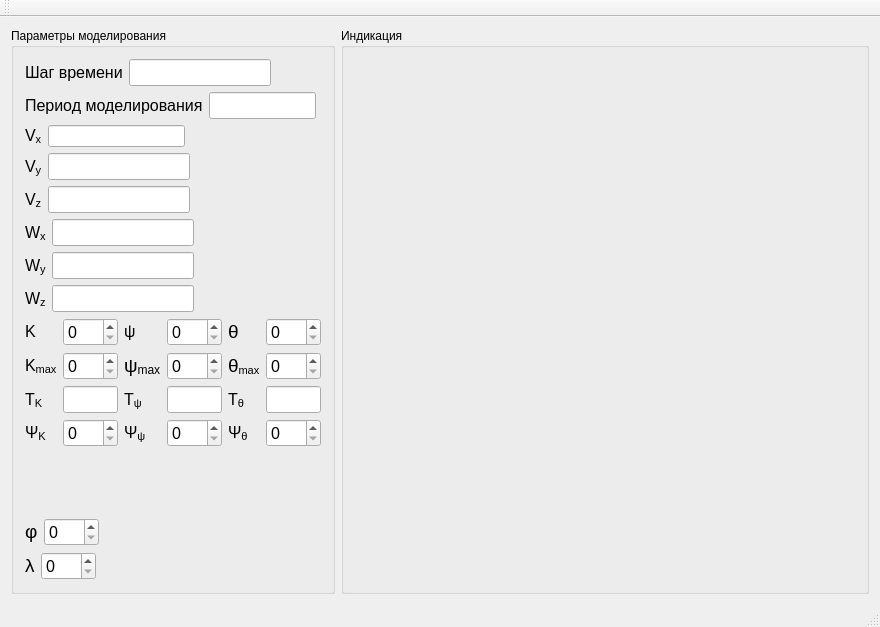
The window that src/main/view/mainwindow.ui (tokarevdr/IMM_Movement_Modeling) describes before a commit, drawn with Qt 5.
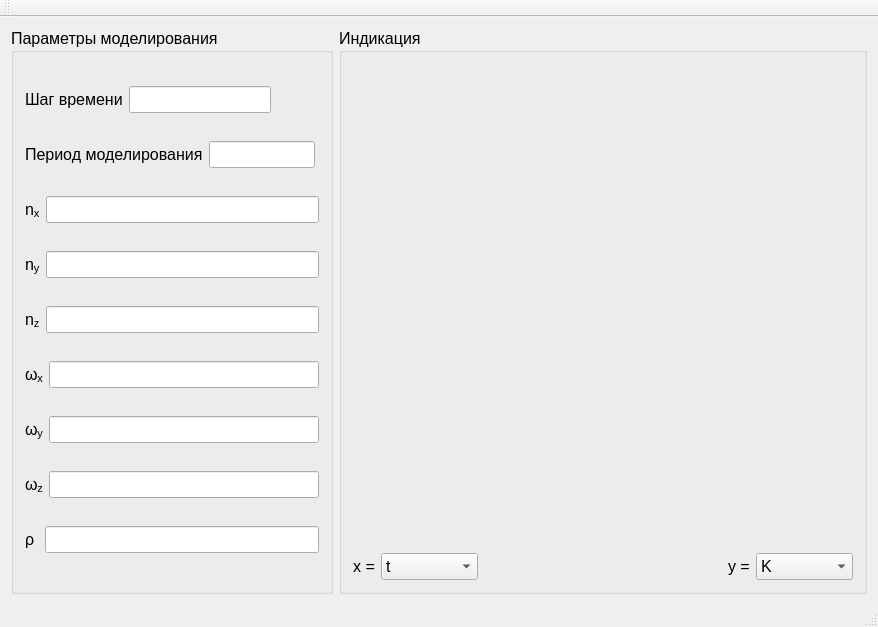
The same window after the commit. Custom widgets are drawn as their Qt base class.

Commit message: Изменил ввод для данных от гироскопов и акселерометров Добавил возможность изменять данные оси Х на графике

Diff of the .ui file:
```diff
--- a/src/main/view/mainwindow.ui
+++ b/src/main/view/mainwindow.ui
@@ -6,7 +6,7 @@
    <rect>
     <x>0</x>
     <y>0</y>
-    <width>859</width>
+    <width>878</width>
     <height>627</height>
    </rect>
   </property>
@@ -17,6 +17,11 @@
    <layout class="QHBoxLayout" name="horizontalLayout_12">
     <item>
      <widget class="QGroupBox" name="groupBox">
+      <property name="font">
+       <font>
+        <pointsize>12</pointsize>
+       </font>
+      </property>
       <property name="title">
        <string>Параметры моделирования</string>
       </property>
@@ -107,25 +112,18 @@
             </font>
            </property>
            <property name="text">
-            <string>&lt;html&gt;&lt;head/&gt;&lt;body&gt;&lt;p&gt;V&lt;span style=&quot; vertical-align:sub;&quot;&gt;x&lt;/span&gt;&lt;/p&gt;&lt;/body&gt;&lt;/html&gt;</string>
+            <string>&lt;html&gt;&lt;head/&gt;&lt;body&gt;&lt;p&gt;n&lt;span style=&quot; vertical-align:sub;&quot;&gt;x&lt;/span&gt;&lt;/p&gt;&lt;/body&gt;&lt;/html&gt;</string>
            </property>
           </widget>
          </item>
          <item>
-          <widget class="QLineEdit" name="lineEdit_V_x"/>
-         </item>
-         <item>
-          <spacer name="horizontalSpacer_3">
-           <property name="orientation">
-            <enum>Qt::Horizontal</enum>
+          <widget class="QLineEdit" name="lineEditn_n_x">
+           <property name="font">
+            <font>
+             <pointsize>12</pointsize>
+            </font>
            </property>
-           <property name="sizeHint" stdset="0">
-            <size>
-             <width>40</width>
-             <height>20</height>
-            </size>
-           </property>
-          </spacer>
+          </widget>
          </item>
         </layout>
        </item>
@@ -139,7 +137,7 @@
             </font>
            </property>
            <property name="text">
-            <string>&lt;html&gt;&lt;head/&gt;&lt;body&gt;&lt;p&gt;V&lt;span style=&quot; vertical-align:sub;&quot;&gt;y&lt;/span&gt;&lt;/p&gt;&lt;/body&gt;&lt;/html&gt;</string>
+            <string>&lt;html&gt;&lt;head/&gt;&lt;body&gt;&lt;p&gt;n&lt;span style=&quot; vertical-align:sub;&quot;&gt;y&lt;/span&gt;&lt;/p&gt;&lt;/body&gt;&lt;/html&gt;</string>
            </property>
           </widget>
          </item>
@@ -152,19 +150,6 @@
            </property>
           </widget>
          </item>
-         <item>
-          <spacer name="horizontalSpacer_4">
-           <property name="orientation">
-            <enum>Qt::Horizontal</enum>
-           </property>
-           <property name="sizeHint" stdset="0">
-            <size>
-             <width>40</width>
-             <height>20</height>
-            </size>
-           </property>
-          </spacer>
-         </item>
         </layout>
        </item>
        <item>
@@ -177,7 +162,7 @@
             </font>
            </property>
            <property name="text">
-            <string>&lt;html&gt;&lt;head/&gt;&lt;body&gt;&lt;p&gt;V&lt;span style=&quot; vertical-align:sub;&quot;&gt;z&lt;/span&gt;&lt;/p&gt;&lt;/body&gt;&lt;/html&gt;</string>
+            <string>&lt;html&gt;&lt;head/&gt;&lt;body&gt;&lt;p&gt;n&lt;span style=&quot; vertical-align:sub;&quot;&gt;z&lt;/span&gt;&lt;/p&gt;&lt;/body&gt;&lt;/html&gt;</string>
            </property>
           </widget>
          </item>
@@ -190,32 +175,19 @@
            </property>
           </widget>
          </item>
-         <item>
-          <spacer name="horizontalSpacer_5">
-           <property name="orientation">
-            <enum>Qt::Horizontal</enum>
-           </property>
-           <property name="sizeHint" stdset="0">
-            <size>
-             <width>40</width>
-             <height>20</height>
-            </size>
-           </property>
-          </spacer>
-         </item>
         </layout>
        </item>
        <item>
         <layout class="QHBoxLayout" name="horizontalLayout_6">
          <item>
-          <widget class="QLabel" name="label_7">
+          <widget class="QLabel" name="label_6">
            <property name="font">
             <font>
              <pointsize>12</pointsize>
             </font>
            </property>
            <property name="text">
-            <string>&lt;html&gt;&lt;head/&gt;&lt;body&gt;&lt;p&gt;W&lt;span style=&quot; vertical-align:sub;&quot;&gt;x&lt;/span&gt;&lt;/p&gt;&lt;/body&gt;&lt;/html&gt;</string>
+            <string>&lt;html&gt;&lt;head/&gt;&lt;body&gt;&lt;p&gt;&lt;span style=&quot; font-family:'Calibri','sans-serif';&quot;&gt;ω&lt;/span&gt;&lt;span style=&quot; font-family:'Calibri','sans-serif'; vertical-align:sub;&quot;&gt;x&lt;/span&gt;&lt;/p&gt;&lt;/body&gt;&lt;/html&gt;</string>
            </property>
           </widget>
          </item>
@@ -228,32 +200,19 @@
            </property>
           </widget>
          </item>
-         <item>
-          <spacer name="horizontalSpacer_6">
-           <property name="orientation">
-            <enum>Qt::Horizontal</enum>
-           </property>
-           <property name="sizeHint" stdset="0">
-            <size>
-             <width>40</width>
-             <height>20</height>
-            </size>
-           </property>
-          </spacer>
-         </item>
         </layout>
        </item>
        <item>
         <layout class="QHBoxLayout" name="horizontalLayout_7">
          <item>
-          <widget class="QLabel" name="label_8">
+          <widget class="QLabel" name="label_7">
            <property name="font">
             <font>
              <pointsize>12</pointsize>
             </font>
            </property>
            <property name="text">
-            <string>&lt;html&gt;&lt;head/&gt;&lt;body&gt;&lt;p&gt;W&lt;span style=&quot; vertical-align:sub;&quot;&gt;y&lt;/span&gt;&lt;/p&gt;&lt;/body&gt;&lt;/html&gt;</string>
+            <string>&lt;html&gt;&lt;head/&gt;&lt;body&gt;&lt;p&gt;&lt;span style=&quot; font-family:'Calibri','sans-serif';&quot;&gt;ω&lt;/span&gt;&lt;span style=&quot; font-family:'Calibri','sans-serif'; vertical-align:sub;&quot;&gt;y&lt;/span&gt;&lt;/p&gt;&lt;/body&gt;&lt;/html&gt;</string>
            </property>
           </widget>
          </item>
@@ -266,32 +225,19 @@
            </property>
           </widget>
          </item>
-         <item>
-          <spacer name="horizontalSpacer_7">
-           <property name="orientation">
-            <enum>Qt::Horizontal</enum>
-           </property>
-           <property name="sizeHint" stdset="0">
-            <size>
-             <width>40</width>
-             <height>20</height>
-            </size>
-           </property>
-          </spacer>
-         </item>
         </layout>
        </item>
        <item>
         <layout class="QHBoxLayout" name="horizontalLayout_8">
          <item>
-          <widget class="QLabel" name="label_6">
+          <widget class="QLabel" name="label_8">
            <property name="font">
             <font>
              <pointsize>12</pointsize>
             </font>
            </property>
            <property name="text">
-            <string>&lt;html&gt;&lt;head/&gt;&lt;body&gt;&lt;p&gt;W&lt;span style=&quot; vertical-align:sub;&quot;&gt;z&lt;/span&gt;&lt;/p&gt;&lt;/body&gt;&lt;/html&gt;</string>
+            <string>&lt;html&gt;&lt;head/&gt;&lt;body&gt;&lt;p&gt;&lt;span style=&quot; font-family:'Calibri','sans-serif';&quot;&gt;ω&lt;/span&gt;&lt;span style=&quot; font-family:'Calibri','sans-serif'; vertical-align:sub;&quot;&gt;z&lt;/span&gt;&lt;/p&gt;&lt;/body&gt;&lt;/html&gt;</string>
            </property>
           </widget>
          </item>
@@ -304,395 +250,30 @@
            </property>
           </widget>
          </item>
-         <item>
-          <spacer name="horizontalSpacer_8">
-           <property name="orientation">
-            <enum>Qt::Horizontal</enum>
-           </property>
-           <property name="sizeHint" stdset="0">
-            <size>
-             <width>40</width>
-             <height>20</height>
-            </size>
-           </property>
-          </spacer>
-         </item>
         </layout>
        </item>
        <item>
         <layout class="QHBoxLayout" name="horizontalLayout_9">
          <item>
-          <layout class="QFormLayout" name="formLayout">
-           <item row="0" column="0">
-            <widget class="QLabel" name="label_9">
-             <property name="font">
-              <font>
-               <pointsize>12</pointsize>
-              </font>
-             </property>
-             <property name="text">
-              <string>&lt;html&gt;&lt;head/&gt;&lt;body&gt;&lt;p&gt;K&lt;/p&gt;&lt;/body&gt;&lt;/html&gt;</string>
-             </property>
-            </widget>
-           </item>
-           <item row="0" column="1">
-            <widget class="QSpinBox" name="spinBox_K">
-             <property name="font">
-              <font>
-               <pointsize>12</pointsize>
-              </font>
-             </property>
-             <property name="maximum">
-              <number>359</number>
-             </property>
-            </widget>
-           </item>
-           <item row="1" column="0">
-            <widget class="QLabel" name="label_10">
-             <property name="font">
-              <font>
-               <pointsize>12</pointsize>
-              </font>
-             </property>
-             <property name="text">
-              <string>&lt;html&gt;&lt;head/&gt;&lt;body&gt;&lt;p&gt;K&lt;span style=&quot; vertical-align:sub;&quot;&gt;max&lt;/span&gt;&lt;/p&gt;&lt;/body&gt;&lt;/html&gt;</string>
-             </property>
-            </widget>
-           </item>
-           <item row="1" column="1">
-            <widget class="QSpinBox" name="spinBox_K_max">
-             <property name="font">
-              <font>
-               <pointsize>12</pointsize>
-              </font>
-             </property>
-             <property name="maximum">
-              <number>359</number>
-             </property>
-            </widget>
-           </item>
-           <item row="2" column="0">
-            <widget class="QLabel" name="label_11">
-             <property name="font">
-              <font>
-               <pointsize>12</pointsize>
-              </font>
-             </property>
-             <property name="text">
-              <string>&lt;html&gt;&lt;head/&gt;&lt;body&gt;&lt;p&gt;T&lt;span style=&quot; vertical-align:sub;&quot;&gt;K&lt;/span&gt;&lt;/p&gt;&lt;/body&gt;&lt;/html&gt;</string>
-             </property>
-            </widget>
-           </item>
-           <item row="2" column="1">
-            <widget class="QLineEdit" name="lineEdit_T_K">
-             <property name="font">
-              <font>
-               <pointsize>12</pointsize>
-              </font>
-             </property>
-            </widget>
-           </item>
-           <item row="3" column="0">
-            <widget class="QLabel" name="label_12">
-             <property name="font">
-              <font>
-               <pointsize>12</pointsize>
-              </font>
-             </property>
-             <property name="text">
-              <string>&lt;html&gt;&lt;head/&gt;&lt;body&gt;&lt;p&gt;&lt;span style=&quot; font-family:'Times New Roman,serif';&quot;&gt;Ψ&lt;/span&gt;&lt;span style=&quot; font-family:'Times New Roman,serif'; vertical-align:sub;&quot;&gt;K&lt;/span&gt;&lt;/p&gt;&lt;/body&gt;&lt;/html&gt;</string>
-             </property>
-            </widget>
-           </item>
-           <item row="3" column="1">
-            <widget class="QSpinBox" name="spinBox_PSI_K">
-             <property name="font">
-              <font>
-               <pointsize>12</pointsize>
-              </font>
-             </property>
-             <property name="maximum">
-              <number>359</number>
-             </property>
-            </widget>
-           </item>
-          </layout>
-         </item>
-         <item>
-          <layout class="QFormLayout" name="formLayout_2">
-           <item row="0" column="0">
-            <widget class="QLabel" name="label_16">
-             <property name="font">
-              <font>
-               <pointsize>12</pointsize>
-              </font>
-             </property>
-             <property name="text">
-              <string>&lt;html&gt;&lt;head/&gt;&lt;body&gt;&lt;p&gt;&lt;span style=&quot; font-family:'Times New Roman,serif';&quot;&gt;ψ&lt;/span&gt;&lt;/p&gt;&lt;/body&gt;&lt;/html&gt;</string>
-             </property>
-            </widget>
-           </item>
-           <item row="0" column="1">
-            <widget class="QSpinBox" name="spinBox_psi">
-             <property name="font">
-              <font>
-               <pointsize>12</pointsize>
-              </font>
-             </property>
-             <property name="maximum">
-              <number>359</number>
-             </property>
-            </widget>
-           </item>
-           <item row="1" column="0">
-            <widget class="QLabel" name="label_13">
-             <property name="font">
-              <font>
-               <pointsize>12</pointsize>
-              </font>
-             </property>
-             <property name="text">
-              <string>&lt;html&gt;&lt;head/&gt;&lt;body&gt;&lt;p&gt;&lt;span style=&quot; font-family:'Times New Roman,serif'; font-size:14pt;&quot;&gt;ψ&lt;/span&gt;&lt;span style=&quot; font-family:'Times New Roman,serif'; font-size:14pt; vertical-align:sub;&quot;&gt;max&lt;/span&gt;&lt;/p&gt;&lt;/body&gt;&lt;/html&gt;</string>
-             </property>
-            </widget>
-           </item>
-           <item row="1" column="1">
-            <widget class="QSpinBox" name="spinBox_psi_max">
-             <property name="font">
-              <font>
-               <pointsize>12</pointsize>
-              </font>
-             </property>
-             <property name="maximum">
-              <number>359</number>
-             </property>
-            </widget>
-           </item>
-           <item row="2" column="0">
-            <widget class="QLabel" name="label_14">
-             <property name="font">
-              <font>
-               <pointsize>12</pointsize>
-              </font>
-             </property>
-             <property name="text">
-              <string>&lt;html&gt;&lt;head/&gt;&lt;body&gt;&lt;p&gt;T&lt;span style=&quot; vertical-align:sub;&quot;&gt;ψ&lt;/span&gt;&lt;/p&gt;&lt;/body&gt;&lt;/html&gt;</string>
-             </property>
-            </widget>
-           </item>
-           <item row="2" column="1">
-            <widget class="QLineEdit" name="lineEdit_T_psi">
-             <property name="font">
-              <font>
-               <pointsize>12</pointsize>
-              </font>
-             </property>
-            </widget>
-           </item>
-           <item row="3" column="1">
-            <widget class="QSpinBox" name="spinBox_PSI_psi">
-             <property name="font">
-              <font>
-               <pointsize>12</pointsize>
-              </font>
-             </property>
-             <property name="maximum">
-              <number>359</number>
-             </property>
-            </widget>
-           </item>
-           <item row="3" column="0">
-            <widget class="QLabel" name="label_15">
-             <property name="font">
-              <font>
-               <pointsize>12</pointsize>
-              </font>
-             </property>
-             <property name="text">
-              <string>&lt;html&gt;&lt;head/&gt;&lt;body&gt;&lt;p&gt;&lt;span style=&quot; font-family:'Times New Roman,serif';&quot;&gt;Ψ&lt;/span&gt;&lt;span style=&quot; font-family:'Times New Roman,serif'; vertical-align:sub;&quot;&gt;ψ&lt;/span&gt;&lt;/p&gt;&lt;/body&gt;&lt;/html&gt;</string>
-             </property>
-            </widget>
-           </item>
-          </layout>
-         </item>
-         <item>
-          <layout class="QFormLayout" name="formLayout_3">
-           <item row="0" column="0">
-            <widget class="QLabel" name="label_17">
-             <property name="font">
-              <font>
-               <pointsize>12</pointsize>
-              </font>
-             </property>
-             <property name="text">
-              <string>&lt;html&gt;&lt;head/&gt;&lt;body&gt;&lt;p&gt;&lt;span style=&quot; font-family:'Times New Roman,serif'; font-size:14pt;&quot;&gt;θ&lt;/span&gt;&lt;/p&gt;&lt;/body&gt;&lt;/html&gt;</string>
-             </property>
-            </widget>
-           </item>
-           <item row="0" column="1">
-            <widget class="QSpinBox" name="spinBox_theta">
-             <property name="font">
-              <font>
-               <pointsize>12</pointsize>
-              </font>
-             </property>
-             <property name="maximum">
-              <number>359</number>
-             </property>
-            </widget>
-           </item>
-           <item row="1" column="0">
-            <widget class="QLabel" name="label_18">
-             <property name="font">
-              <font>
-               <pointsize>12</pointsize>
-              </font>
-             </property>
-             <property name="text">
-              <string>&lt;html&gt;&lt;head/&gt;&lt;body&gt;&lt;p&gt;&lt;span style=&quot; font-family:'Times New Roman,serif'; font-size:14pt;&quot;&gt;θ&lt;/span&gt;&lt;span style=&quot; vertical-align:sub;&quot;&gt;max&lt;/span&gt;&lt;/p&gt;&lt;/body&gt;&lt;/html&gt;</string>
-             </property>
-            </widget>
-           </item>
-           <item row="1" column="1">
-            <widget class="QSpinBox" name="spinBox_theta_max">
-             <property name="font">
-              <font>
-               <pointsize>12</pointsize>
-              </font>
-             </property>
-             <property name="maximum">
-              <number>359</number>
-             </property>
-            </widget>
-           </item>
-           <item row="2" column="0">
-            <widget class="QLabel" name="label_19">
-             <property name="font">
-              <font>
-               <pointsize>12</pointsize>
-              </font>
-             </property>
-             <property name="text">
-              <string>&lt;html&gt;&lt;head/&gt;&lt;body&gt;&lt;p&gt;T&lt;span style=&quot; vertical-align:sub;&quot;&gt;θ&lt;/span&gt;&lt;/p&gt;&lt;/body&gt;&lt;/html&gt;</string>
-             </property>
-            </widget>
-           </item>
-           <item row="2" column="1">
-            <widget class="QLineEdit" name="lineEdit_T_theta">
-             <property name="font">
-              <font>
-               <pointsize>12</pointsize>
-              </font>
-             </property>
-            </widget>
-           </item>
-           <item row="3" column="0">
-            <widget class="QLabel" name="label_20">
-             <property name="font">
-              <font>
-               <pointsize>12</pointsize>
-              </font>
-             </property>
-             <property name="text">
-              <string>&lt;html&gt;&lt;head/&gt;&lt;body&gt;&lt;p&gt;&lt;span style=&quot; font-family:'Times New Roman,serif';&quot;&gt;Ψ&lt;/span&gt;&lt;span style=&quot; font-family:'Times New Roman,serif'; vertical-align:sub;&quot;&gt;θ&lt;/span&gt;&lt;/p&gt;&lt;/body&gt;&lt;/html&gt;</string>
-             </property>
-            </widget>
-           </item>
-           <item row="3" column="1">
-            <widget class="QSpinBox" name="spinBox_PSI_theta">
-             <property name="font">
-              <font>
-               <pointsize>12</pointsize>
-              </font>
-             </property>
-             <property name="maximum">
-              <number>359</number>
-             </property>
-            </widget>
-           </item>
-          </layout>
-         </item>
-        </layout>
-       </item>
-       <item>
-        <layout class="QHBoxLayout" name="horizontalLayout_10">
-         <item>
-          <widget class="QLabel" name="label_21">
+          <widget class="QLabel" name="label_9">
            <property name="font">
             <font>
              <pointsize>12</pointsize>
             </font>
            </property>
            <property name="text">
-            <string>&lt;html&gt;&lt;head/&gt;&lt;body&gt;&lt;p&gt;&lt;span style=&quot; font-family:'Times New Roman,serif'; font-size:14pt;&quot;&gt;φ&lt;/span&gt;&lt;/p&gt;&lt;/body&gt;&lt;/html&gt;</string>
+            <string>&lt;html&gt;&lt;head/&gt;&lt;body&gt;&lt;p&gt;ρ &lt;/p&gt;&lt;/body&gt;&lt;/html&gt;</string>
            </property>
           </widget>
          </item>
          <item>
-          <widget class="QSpinBox" name="spinBox_phi">
+          <widget class="QLineEdit" name="lineEditn_rho">
            <property name="font">
             <font>
              <pointsize>12</pointsize>
             </font>
            </property>
-           <property name="maximum">
-            <number>359</number>
-           </property>
           </widget>
-         </item>
-         <item>
-          <spacer name="horizontalSpacer_9">
-           <property name="orientation">
-            <enum>Qt::Horizontal</enum>
-           </property>
-           <property name="sizeHint" stdset="0">
-            <size>
-             <width>40</width>
-             <height>20</height>
-            </size>
-           </property>
-          </spacer>
-         </item>
-        </layout>
-       </item>
-       <item>
-        <layout class="QHBoxLayout" name="horizontalLayout_11">
-         <item>
-          <widget class="QLabel" name="label_22">
-           <property name="font">
-            <font>
-             <pointsize>12</pointsize>
-            </font>
-           </property>
-           <property name="text">
-            <string>&lt;html&gt;&lt;head/&gt;&lt;body&gt;&lt;p&gt;&lt;span style=&quot; font-family:'Times New Roman,serif'; font-size:14pt;&quot;&gt;λ&lt;/span&gt;&lt;/p&gt;&lt;/body&gt;&lt;/html&gt;</string>
-           </property>
-          </widget>
-         </item>
-         <item>
-          <widget class="QSpinBox" name="spinBox_lambda">
-           <property name="font">
-            <font>
-             <pointsize>12</pointsize>
-            </font>
-           </property>
-           <property name="maximum">
-            <number>359</number>
-           </property>
-          </widget>
-         </item>
-         <item>
-          <spacer name="horizontalSpacer_10">
-           <property name="orientation">
-            <enum>Qt::Horizontal</enum>
-           </property>
-           <property name="sizeHint" stdset="0">
-            <size>
-             <width>40</width>
-             <height>20</height>
-            </size>
-           </property>
-          </spacer>
          </item>
         </layout>
        </item>
@@ -701,6 +282,11 @@
     </item>
     <item>
      <widget class="QGroupBox" name="groupBox_2">
+      <property name="font">
+       <font>
+        <pointsize>12</pointsize>
+       </font>
+      </property>
       <property name="title">
        <string>Индикация</string>
       </property>
@@ -708,7 +294,7 @@
        <item>
         <widget class="QCustomPlot" name="plot" native="true">
          <property name="sizePolicy">
-          <sizepolicy hsizetype="MinimumExpanding" vsizetype="Preferred">
+          <sizepolicy hsizetype="MinimumExpanding" vsizetype="MinimumExpanding">
            <horstretch>0</horstretch>
            <verstretch>0</verstretch>
           </sizepolicy>
@@ -721,6 +307,211 @@
          </property>
         </widget>
        </item>
+       <item>
+        <layout class="QHBoxLayout" name="horizontalLayout_13">
+         <item>
+          <widget class="QLabel" name="label_23">
+           <property name="text">
+            <string>x =</string>
+           </property>
+           <property name="alignment">
+            <set>Qt::AlignRight|Qt::AlignTrailing|Qt::AlignVCenter</set>
+           </property>
+          </widget>
+         </item>
+         <item>
+          <widget class="QComboBox" name="comboBox_x">
+           <item>
+            <property name="text">
+             <string>t</string>
+            </property>
+           </item>
+           <item>
+            <property name="text">
+             <string>K</string>
+            </property>
+           </item>
+           <item>
+            <property name="text">
+             <string>psi</string>
+            </property>
+           </item>
+           <item>
+            <property name="text">
+             <string>theta</string>
+            </property>
+           </item>
+           <item>
+            <property name="text">
+             <string>K_dot</string>
+            </property>
+           </item>
+           <item>
+            <property name="text">
+             <string>psi_dot</string>
+            </property>
+           </item>
+           <item>
+            <property name="text">
+             <string>theta_dot</string>
+            </property>
+           </item>
+           <item>
+            <property name="text">
+             <string>V_E</string>
+            </property>
+           </item>
+           <item>
+            <property name="text">
+             <string>V_N</string>
+            </property>
+           </item>
+           <item>
+            <property name="text">
+             <string>V_h</string>
+            </property>
+           </item>
+           <item>
+            <property name="text">
+             <string>V_E_dot</string>
+            </property>
+           </item>
+           <item>
+            <property name="text">
+             <string>V_N_dot</string>
+            </property>
+           </item>
+           <item>
+            <property name="text">
+             <string>V_h_dot</string>
+            </property>
+           </item>
+           <item>
+            <property name="text">
+             <string>phi</string>
+            </property>
+           </item>
+           <item>
+            <property name="text">
+             <string>lambda</string>
+            </property>
+           </item>
+           <item>
+            <property name="text">
+             <string>h</string>
+            </property>
+           </item>
+          </widget>
+         </item>
+         <item>
+          <spacer name="horizontalSpacer_11">
+           <property name="orientation">
+            <enum>Qt::Horizontal</enum>
+           </property>
+           <property name="sizeHint" stdset="0">
+            <size>
+             <width>40</width>
+             <height>20</height>
+            </size>
+           </property>
+          </spacer>
+         </item>
+         <item>
+          <widget class="QLabel" name="label_24">
+           <property name="text">
+            <string>y =</string>
+           </property>
+          </widget>
+         </item>
+         <item>
+          <widget class="QComboBox" name="comboBox_y">
+           <property name="currentIndex">
+            <number>1</number>
+           </property>
+           <item>
+            <property name="text">
+             <string>t</string>
+            </property>
+           </item>
+           <item>
+            <property name="text">
+             <string>K</string>
+            </property>
+           </item>
+           <item>
+            <property name="text">
+             <string>psi</string>
+            </property>
+           </item>
+           <item>
+            <property name="text">
+             <string>theta</string>
+            </property>
+           </item>
+           <item>
+            <property name="text">
+             <string>K_dot</string>
+            </property>
+           </item>
+           <item>
+            <property name="text">
+             <string>psi_dot</string>
+            </property>
+           </item>
+           <item>
+            <property name="text">
+             <string>theta_dot</string>
+            </property>
+           </item>
+           <item>
+            <property name="text">
+             <string>V_E</string>
+            </property>
+           </item>
+           <item>
+            <property name="text">
+             <string>V_N</string>
+            </property>
+           </item>
+           <item>
+            <property name="text">
+             <string>V_h</string>
+            </property>
+           </item>
+           <item>
+            <property name="text">
+             <string>V_E_dot</string>
+            </property>
+           </item>
+           <item>
+            <property name="text">
+             <string>V_N_dot</string>
+            </property>
+           </item>
+           <item>
+            <property name="text">
+             <string>V_h_dot</string>
+            </property>
+           </item>
+           <item>
+            <property name="text">
+             <string>phi</string>
+            </property>
+           </item>
+           <item>
+            <property name="text">
+             <string>lambda</string>
+            </property>
+           </item>
+           <item>
+            <property name="text">
+             <string>h</string>
+            </property>
+           </item>
+          </widget>
+         </item>
+        </layout>
+       </item>
       </layout>
      </widget>
     </item>
```
Left out of the diff: 14 changed lines with no effect on the pictures. The commit also changes 1 other file.
